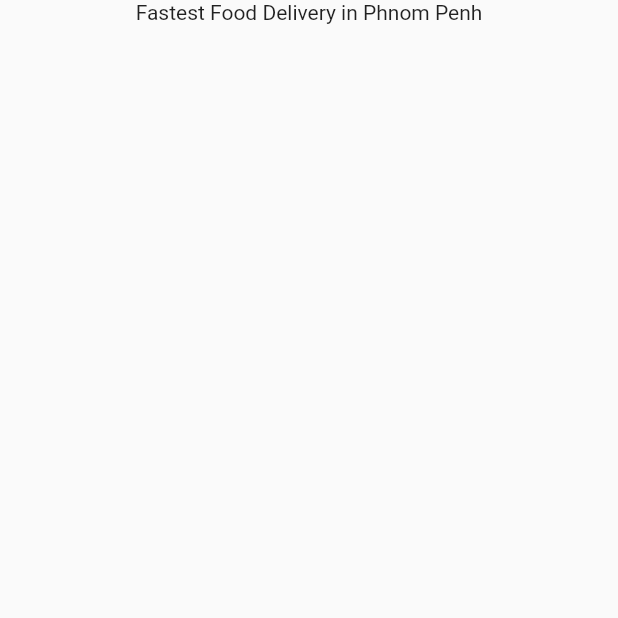
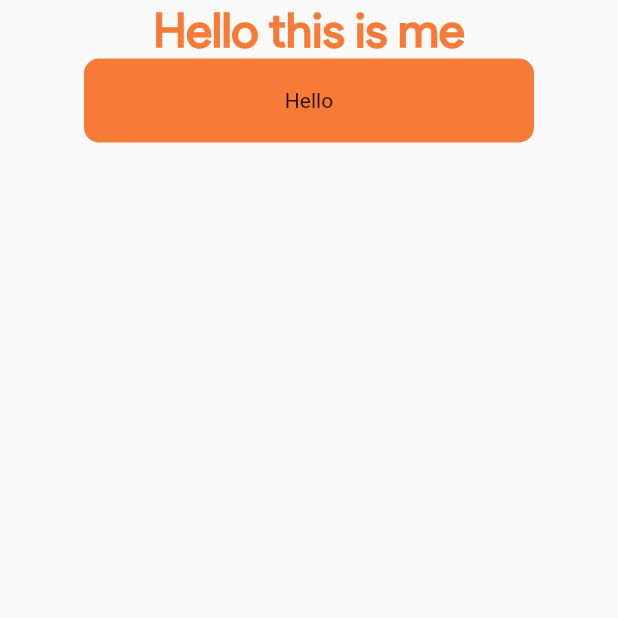
Before and after one commit to Monirith-huot/food_delivery_app, a Flutter app: the screen it shows after launch, on a phone screen of 412 x 824 dp, the top half of it. Run offline on Flutter 3.47's test engine with Material 2 defaults, Android fonts, the phone set to English and light mode, and no system bars; our stand-ins replace animated_splash_screen, page_transition; network calls fail.

Commit message:
add some customze

```diff
--- /dev/null
+++ b/lib/src/presentation/customize.dart
@@ -0,0 +1,2 @@
+export "package:food_delivery_app/src/presentation/widgets/customText.dart";
+export "package:food_delivery_app/src/presentation/widgets/customButton.dart";
--- a/lib/src/presentation/screens.dart
+++ b/lib/src/presentation/screens.dart
@@ -1 +1,2 @@
 export 'package:food_delivery_app/src/presentation/views/getStart/getStart.screen.dart';
+export "package:food_delivery_app/src/presentation/views/authentication/login/login.screen.dart";
--- a/lib/src/presentation/views/authentication/login/login.screen.dart
+++ b/lib/src/presentation/views/authentication/login/login.screen.dart
@@ -1,7 +1,8 @@
 import 'package:flutter/material.dart';
 
 class LoginScreen extends StatefulWidget {
-  const LoginScreen({Key? key}) : super(key: key);
+  final String title;
+  const LoginScreen({Key? key, required this.title}) : super(key: key);
 
   @override
   _LoginScreenState createState() => _LoginScreenState();
@@ -10,6 +11,6 @@ class LoginScreen extends StatefulWidget {
 class _LoginScreenState extends State<LoginScreen> {
   @override
   Widget build(BuildContext context) {
-    return Container();
+    return Center(child: Text(widget.title));
   }
 }
--- a/lib/src/presentation/views/getStart/getStart.screen.dart
+++ b/lib/src/presentation/views/getStart/getStart.screen.dart
@@ -1,4 +1,7 @@
 import 'package:flutter/material.dart';
+import 'package:food_delivery_app/src/presentation/customize.dart';
+import 'package:food_delivery_app/src/utils/pallete.dart';
+import 'package:food_delivery_app/src/presentation/screens.dart';
 
 class GetStartScreen extends StatefulWidget {
   const GetStartScreen({Key? key}) : super(key: key);
@@ -15,7 +18,19 @@ class _GetStartScreenState extends State<GetStartScreen> {
         child: Center(
           child: Column(
             children: [
-              Text("Fastest Food Delivery in Phnom Penh"),
+              const CustomText(
+                text: "Hello this is me",
+                size: SIZE.headerTextSize,
+                color: COLORS.primary,
+                weight: FontWeight.bold,
+              ),
+              CustomizeButton(
+                to: const LoginScreen(title: "hello"),
+                width: SIZE.medimunButtonWidth,
+                child: Container(
+                  child: Text("Hello"),
+                ),
+              ),
             ],
           ),
         ),
--- /dev/null
+++ b/lib/src/presentation/widgets/customButton.dart
@@ -0,0 +1,44 @@
+import 'package:flutter/material.dart';
+import 'package:food_delivery_app/src/utils/pallete.dart';
+
+class CustomizeButton extends StatelessWidget {
+  final double? height;
+  final double width;
+  final Color? bgColor;
+  final double? radius;
+  final Widget child;
+  final Widget to;
+  final AlignmentGeometry? alignment;
+  const CustomizeButton({
+    Key? key,
+    this.height = SIZE.buttonHeight,
+    required this.width,
+    this.bgColor = COLORS.primary,
+    this.radius = SIZE.radius,
+    required this.child,
+    this.alignment = Alignment.center,
+    required this.to,
+  }) : super(key: key);
+
+  @override
+  Widget build(BuildContext context) {
+    return GestureDetector(
+      onTap: () => Navigator.push(
+        context,
+        MaterialPageRoute(
+          builder: (context) => to,
+        ),
+      ),
+      child: Container(
+        decoration: BoxDecoration(
+          color: bgColor,
+          borderRadius: BorderRadius.circular(radius!),
+        ),
+        alignment: alignment,
+        width: width,
+        height: height,
+        child: child,
+      ),
+    );
+  }
+}
--- /dev/null
+++ b/lib/src/presentation/widgets/customText.dart
@@ -0,0 +1,36 @@
+import 'package:flutter/material.dart';
+
+class CustomText extends StatelessWidget {
+  final String text;
+  final double size;
+  final Color color;
+  final FontWeight weight;
+  final int? maxLines;
+  final TextAlign? textAlign;
+  final double? letterSpacing;
+  const CustomText(
+      {Key? key,
+      required this.text,
+      required this.size,
+      required this.color,
+      required this.weight,
+      this.maxLines = 1,
+      this.textAlign = TextAlign.center,
+      this.letterSpacing = 1})
+      : super(key: key);
+
+  @override
+  Widget build(BuildContext context) {
+    return Text(
+      text,
+      maxLines: maxLines,
+      textAlign: textAlign,
+      style: TextStyle(
+        fontSize: size,
+        fontWeight: weight,
+        color: color,
+        fontFamily: "Product-Sans",
+      ),
+    );
+  }
+}
--- a/lib/src/utils/pallete.dart
+++ b/lib/src/utils/pallete.dart
@@ -1,20 +1,28 @@
 //Where all the defaults color store
 import 'package:flutter/material.dart';
 
-class AppThemeData {
-  static const iconsSize = 14;
-  static const headerTextSize = 32;
-  static const titleTextSize = 24;
-  static const textSize = 16;
-  static const subTextSize = 12;
-  static const smallTextSize = 8;
+class SIZE {
+  static const iconsSize = 14.0;
+  static const headerTextSize = 32.0;
+  static const titleTextSize = 24.0;
+  static const textSize = 16.0;
+  static const subTextSize = 12.0;
+  static const smallTextSize = 8.0;
+  static const buttonHeight = 56.0;
+  static const radius = 10.0;
+
+  static const smallButtonWidth = 170.0;
+  static const medimunButtonWidth = 300.0;
+  static const bigButtonHeight = 370.0;
+  static const bigPadding = 30.0;
+  static const smallPadding = 10.0;
 }
 
 class COLORS {
-  static const primary = Color(0xF77A36);
-  static const white = Color(0xFFF);
-  static const grey = Color(0xC4C4C4);
-  static const black = Color(0x222222);
-  static const red = Color(0xEE5C5C);
-  static const green = Color(0x02B875);
+  static const primary = Color.fromRGBO(247, 122, 54, 1);
+  static const white = Color.fromRGBO(255, 255, 255, 1);
+  static const grey = Color.fromRGBO(196, 196, 196, 1);
+  static const black = Color.fromRGBO(34, 34, 34, 1);
+  static const red = Color.fromRGBO(238, 92, 92, 1);
+  static const green = Color.fromRGBO(2, 184, 117, 1);
 }
```
Also changed, not shown: lib/src/presentation/widgets/text.dart (deleted, +0 -13 lines), pubspec.yaml (+0 -8 lines), lib/src/presentation/widgets/button.dart (deleted).
